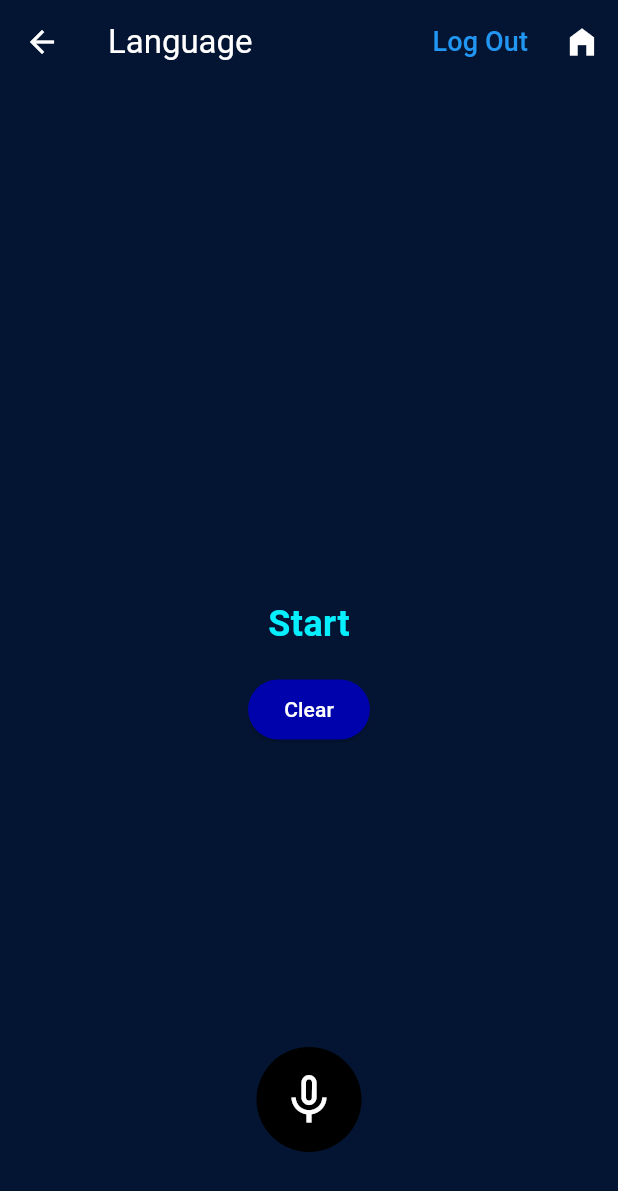
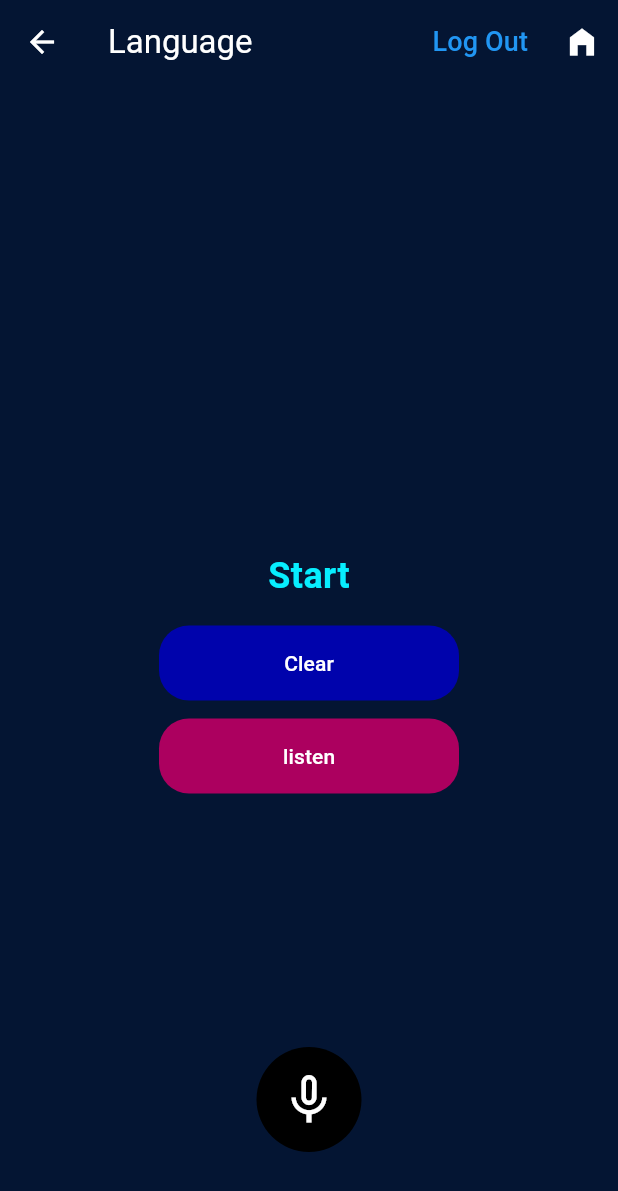
Before and after one commit to adeeshajayasinghe/talk-together, a Flutter app: the langugeSelection screen opened directly, scrolled down 438 dp, after a tap on "Voice To Text", on a phone screen of 412 x 824 dp. Shown: the top 1191 px of the screen. Run offline on Flutter 3.47's test engine with Material 3 defaults, Android fonts, the phone set to English and light mode, and no system bars; drawn by our look-alikes of avatar_glow; our stand-ins replace cloud_firestore, firebase_auth, firebase_core, flutter_contacts, flutter_svg, flutter_tts and 4 more; missing offline and left inert: country_flags, telephony, translator; accounts and stored records are empty.

Commit message:
realtime speech translation added

```diff
--- a/lib/pages/languageSelection.dart
+++ b/lib/pages/languageSelection.dart
@@ -30,7 +30,7 @@ class _langugeSelectionState extends State<langugeSelection> {
 
   void updateTranslatingLanguage(String language) {
     setState(() {
-      translatingSelectedLang = language;
+      translatingSelectedLang = CountriesLanguageCodes[language]!;
     });
     print(translatingSelectedLang);
   }
@@ -221,7 +221,7 @@ class _langugeSelectionState extends State<langugeSelection> {
                   ElevatedButton(
                     style: elevatedButtonStyle,
                     onPressed: () {
-                      Get.to(SpeechScreen());
+                      Get.to(SpeechScreen(toBeTranslateLanguage: translatingSelectedLang));
                     },
                     child: const Text("Voice To Text"),
                   ),
--- a/lib/pages/speechToText.dart
+++ b/lib/pages/speechToText.dart
@@ -1,13 +1,18 @@
 import 'package:avatar_glow/avatar_glow.dart';
 import 'package:flutter/material.dart';
 import 'package:get/get.dart';
+import 'package:provider/provider.dart';
 import 'package:speech_to_text/speech_to_text.dart';
+import 'package:textapp/servises/text_to_voice_service.dart';
+import 'package:translator/translator.dart';
 
+import '../models/text_to_voice_model.dart';
 import '../servises/Auth.dart';
 import 'Homepage.dart';
 
 class SpeechScreen extends StatefulWidget {
-  const SpeechScreen({super.key});
+  final String toBeTranslateLanguage;
+  const SpeechScreen({super.key,required this.toBeTranslateLanguage});
 
   @override
   State<SpeechScreen> createState() => _SpeechScreenState();
@@ -18,9 +23,13 @@ class _SpeechScreenState extends State<SpeechScreen> {
   var text = "Start";
   var islisten = false;
   Auth auth = Auth();
+  final translator = GoogleTranslator();
+
 
   @override
   Widget build(BuildContext context) {
+    final textToVoiceModel = Provider.of<TextToVoiceModel>(context);
+    final textToSpeechService = TextToVoiceService();
     return Scaffold(
       backgroundColor: const Color.fromARGB(255, 4, 21, 51),
       floatingActionButtonLocation: FloatingActionButtonLocation.centerFloat,
@@ -42,7 +51,7 @@ class _SpeechScreenState extends State<SpeechScreen> {
                   speechtotext.listen(onResult: (value) {
                     setState(() {
                       print(value.recognizedWords);
-                      text = value.recognizedWords;
+                      text = translate(value.recognizedWords, widget.toBeTranslateLanguage);
                     });
                   });
                 });
@@ -103,19 +112,67 @@ class _SpeechScreenState extends State<SpeechScreen> {
                   fontSize: 24),
             ),
           ),
-           ElevatedButton(
-            style: const ButtonStyle(
-              backgroundColor: MaterialStatePropertyAll(Color.fromARGB(255, 0, 3, 172)),
+           Padding(
+            padding: EdgeInsets.symmetric(horizontal:24 ),
+            child: Column(
+              mainAxisAlignment: MainAxisAlignment.spaceBetween,
+              children: [
+                Container(
+                  height: 50,
+                  width: 200,
+                  decoration: BoxDecoration(
+                    color: Color.fromARGB(255, 0, 3, 172),
+                    borderRadius: BorderRadius.circular(20),
+                  ),
+                  child: TextButton(
+                    onPressed: () {
+                      setState(() {
+                        text = '';
+                      });
+                    },
+                    child: const Text(
+                      'Clear',
+                      style: TextStyle(color: Colors.white),
+                    ),
+                  ),
+                ),
+                const SizedBox(height: 12,),
+                Container(
+                  height: 50,
+                  width: 200,
+                  decoration: BoxDecoration(
+                    color: Color.fromARGB(255, 172, 0, 95),
+                    borderRadius: BorderRadius.circular(20),
+                  ),
+                  child: TextButton(
+
+                    onPressed: () {
+                      textToVoiceModel.setTextToSpeak(text); // Set text using the controller
+                      final textToSpeak = textToVoiceModel.textToSpeak;
+                      if (textToSpeak.isNotEmpty) {
+                        textToSpeechService.speak(textToSpeak);
+                      }
+                    },
+                    child: Text(
+                      'listen',
+                      style: TextStyle(color: Colors.white),
+                    ),
+                  ),
+                ),
+              ],
             ),
-            onPressed: () {
-              setState(() {
-                text = '';
-              });
-            },
-            child: const Text('Clear',style: TextStyle(color: Colors.white),),
           ),
         ],
       ),
     );
   }
+
+  //translate function
+  translate(String source, String toBeTranslateLanguage) async {
+    await translator.translate(source, from: 'en', to: toBeTranslateLanguage).then((value) {
+      setState(() {
+        text = value.toString();
+      });
+    });
+  }
 }
--- a/pubspec.yaml
+++ b/pubspec.yaml
@@ -55,6 +55,7 @@ dependencies:
   flutter_tts: ^3.8.3
   avatar_glow: ^2.0.2
   speech_to_text: ^6.3.0
+  translator: ^0.1.7
 
 dependency_overrides:
   translator: ^0.1.7
```
Also changed, not shown: lib/widgets/Colors.txt (line endings or trailing spaces), pubspec.lock.
